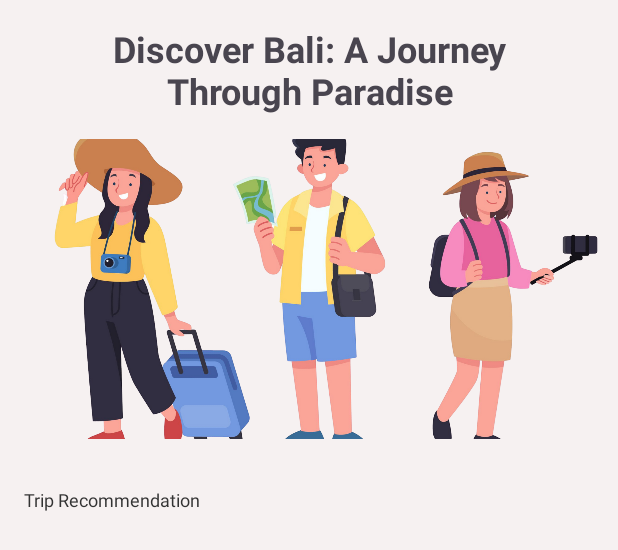
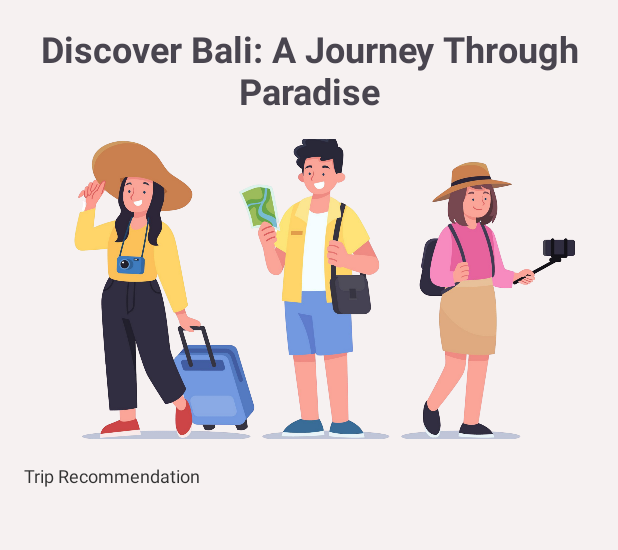
Before and after one commit to khrisnaa/dicoding-project, an Android app: the layout activity_main.xml on its own in the app's theme, with its tools: preview values and no code run, on a phone screen of 412 x 824 dp. Shown: the top 550 px of the screen. Run offline under Robolectric (Android 15) with nearby library versions, the phone set to English and light mode, and no system bars.

Commit message:
feat: update main layout

```diff
--- a/app/src/main/res/layout/activity_main.xml
+++ b/app/src/main/res/layout/activity_main.xml
@@ -8,52 +8,51 @@
     android:background="#F6F1F1"
     tools:context=".MainActivity">
 
+    <androidx.core.widget.NestedScrollView
+        android:id="@+id/nestedScrollView"
+        android:layout_width="match_parent"
+        android:layout_height="match_parent"
+        android:fillViewport="true">
+
+        <LinearLayout
+            android:layout_width="match_parent"
+            android:layout_height="wrap_content"
+            android:orientation="vertical"
+            android:padding="16dp">
+
             <TextView
                 android:id="@+id/tv_headline"
-        android:layout_width="0dp"
+                android:layout_width="match_parent"
                 android:layout_height="wrap_content"
-        android:layout_marginStart="32dp"
-        android:layout_marginTop="16dp"
-        android:layout_marginEnd="32dp"
                 android:text="Discover Bali: A Journey Through Paradise"
                 android:textSize="24sp"
                 android:textAlignment="center"
                 android:textStyle="bold"
-        app:layout_constraintEnd_toEndOf="parent"
-        app:layout_constraintStart_toStartOf="parent"
-        app:layout_constraintTop_toTopOf="parent" />
+                android:layout_marginBottom="16dp" />
 
             <ImageView
                 android:id="@+id/imageView"
                 android:layout_width="match_parent"
                 android:layout_height="200dp"
-        android:layout_marginTop="16dp"
                 android:scaleType="centerCrop"
                 android:src="@drawable/bg_main"
-        app:layout_constraintEnd_toEndOf="parent"
-        app:layout_constraintStart_toStartOf="parent"
-        app:layout_constraintTop_toBottomOf="@id/tv_headline" />
+                android:layout_marginBottom="16dp" />
 
             <TextView
                 android:id="@+id/tv_trip_recommendation"
-        android:layout_width="wrap_content"
+                android:layout_width="match_parent"
                 android:layout_height="wrap_content"
-        android:layout_marginTop="32dp"
-        android:layout_marginStart="16dp"
                 android:text="Trip Recommendation"
                 android:textColor="#333333"
                 android:textSize="12sp"
-        app:layout_constraintStart_toStartOf="parent"
-        app:layout_constraintTop_toBottomOf="@id/imageView" />
+                android:layout_marginBottom="16dp" />
 
             <androidx.recyclerview.widget.RecyclerView
                 android:id="@+id/rv_tours"
-        android:layout_width="0dp"
-        android:layout_height="0dp"
-        android:layout_marginTop="16dp"
-        app:layout_constraintBottom_toBottomOf="parent"
-        app:layout_constraintEnd_toEndOf="parent"
-        app:layout_constraintStart_toStartOf="parent"
-        app:layout_constraintTop_toBottomOf="@id/tv_trip_recommendation" />
-
+                android:layout_width="match_parent"
+                android:layout_height="wrap_content"
+                android:nestedScrollingEnabled="true"
+                android:overScrollMode="never" />
+        </LinearLayout>
+    </androidx.core.widget.NestedScrollView>
 </androidx.constraintlayout.widget.ConstraintLayout>
```
Lines whose indentation alone changed are shown as unchanged.
